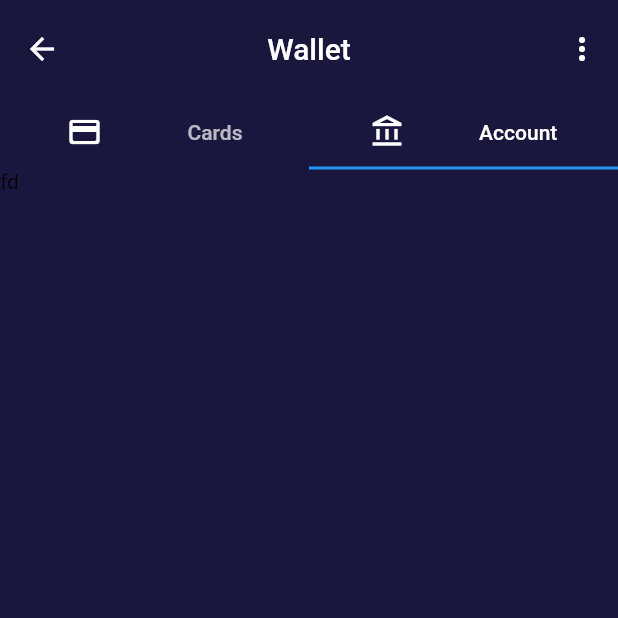
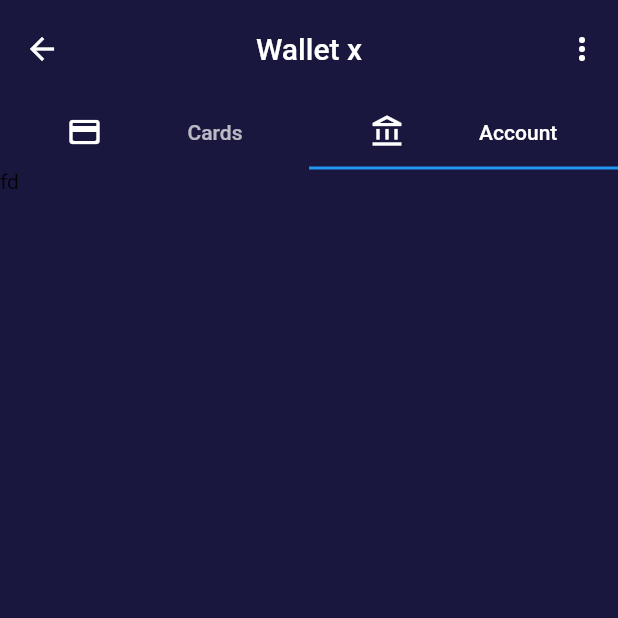
Before and after one commit to Zataxo/walletUI, a Flutter app: the CreditCards screen opened directly, tab 2 chosen, on a phone screen of 412 x 824 dp, the top half of it. Run offline on Flutter 3.47's test engine with Material 2 defaults, Android fonts, the phone set to English and light mode, and no system bars; our stand-ins replace blurrycontainer, card_swiper, curved_navigation_bar, flip_card, sleek_circular_slider, toggle_switch.

Commit message:
Second push

```diff
--- a/lib/Screens/cards.dart
+++ b/lib/Screens/cards.dart
@@ -21,7 +21,7 @@ class _CreditCardsState extends State<CreditCards> {
           backgroundColor: background,
           appBar: AppBar(
             leading: const BackButton(color: Colors.white),
-            title: const Text('Wallet'),
+            title: const Text('Wallet x'),
             centerTitle: true,
             backgroundColor: background,
             toolbarHeight: 65,
```
